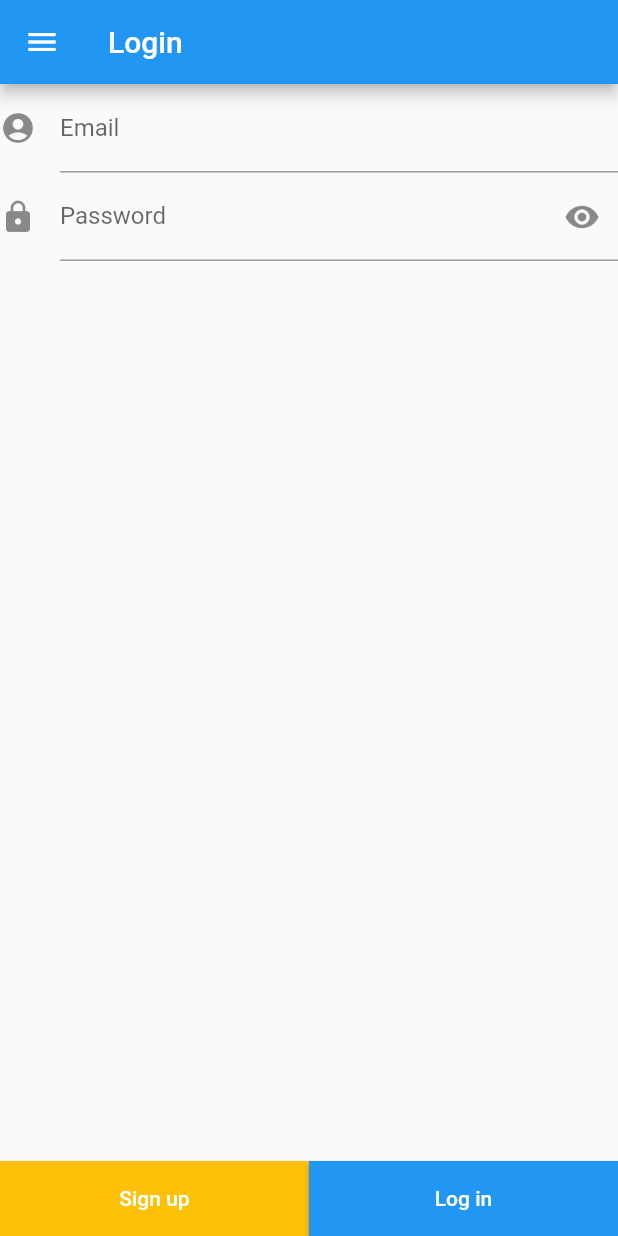
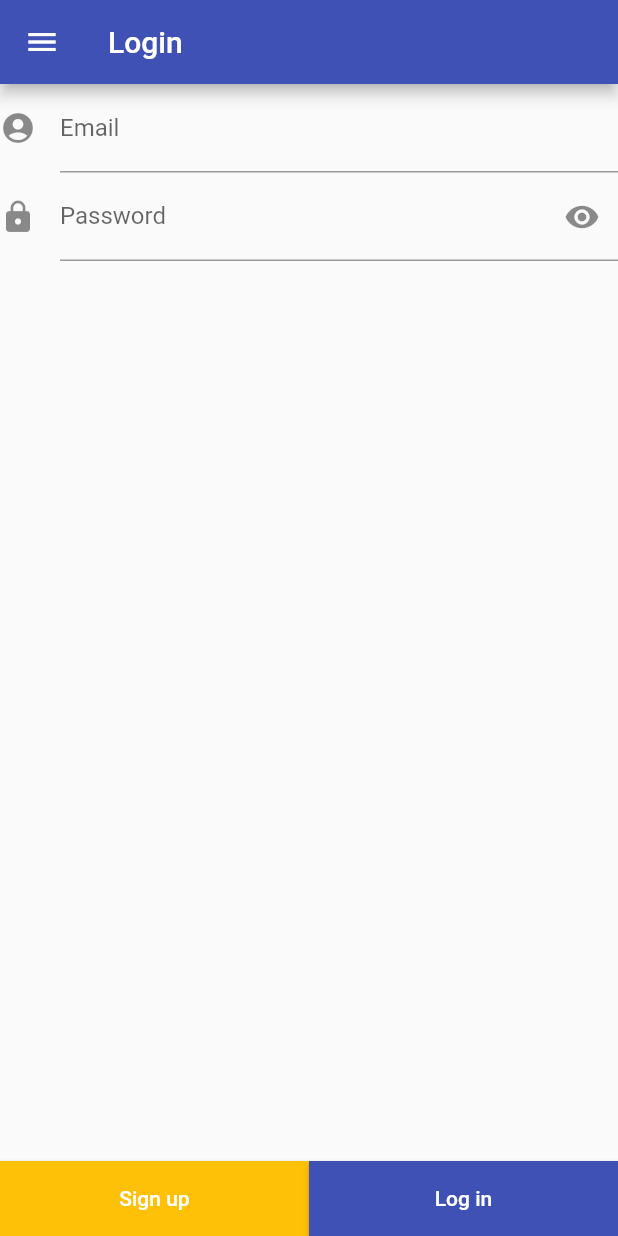
Before and after one commit to dscntou/solution-challenge-frontend, a Flutter app: the screen it shows after launch, on a phone screen of 412 x 824 dp. Run offline on Flutter 3.47's test engine with Material 2 defaults, Android fonts, the phone set to English and light mode, and no system bars; missing offline and left inert: flutter_verification_code.

Commit message:
feat(Pages): set primary color: indigo

```diff
--- a/src/app/lib/Pages/home.dart
+++ b/src/app/lib/Pages/home.dart
@@ -43,7 +43,7 @@ class HomeDrawer extends StatelessWidget {
               ),
             ),
             decoration: BoxDecoration(
-              color: Colors.blue,
+              color: Theme.of(context).primaryColor,
             )),
         ListTile(
           title: Text('Tile1'),
--- a/src/app/lib/Pages/login.dart
+++ b/src/app/lib/Pages/login.dart
@@ -82,6 +82,7 @@ class _LoginFormState extends State<LoginForm> {
                 }),
             RectengleButton(
                 text: 'Log in',
+                color: Theme.of(context).primaryColor,
                 press: () {
                   _login();
                 }),
--- a/src/app/lib/Pages/sign_up.dart
+++ b/src/app/lib/Pages/sign_up.dart
@@ -89,6 +89,7 @@ class _SignUpFormState extends State<SignUpForm> {
           Spacer(),
           Row(children: <Widget>[
             RectengleButton(
+              color: Theme.of(context).primaryColor,
               text: 'Submit',
               press: _signUp,
             ),
--- a/src/app/lib/main.dart
+++ b/src/app/lib/main.dart
@@ -13,7 +13,8 @@ class MyApp extends StatelessWidget {
     return MaterialApp(
       title: 'HI',
       theme: ThemeData(
-        primarySwatch: Colors.blue,
+        primarySwatch: Colors.indigo,
+        primaryColor: Colors.indigo,
       ),
       routes: {
         '/': (_) => LoginPage(),
```
